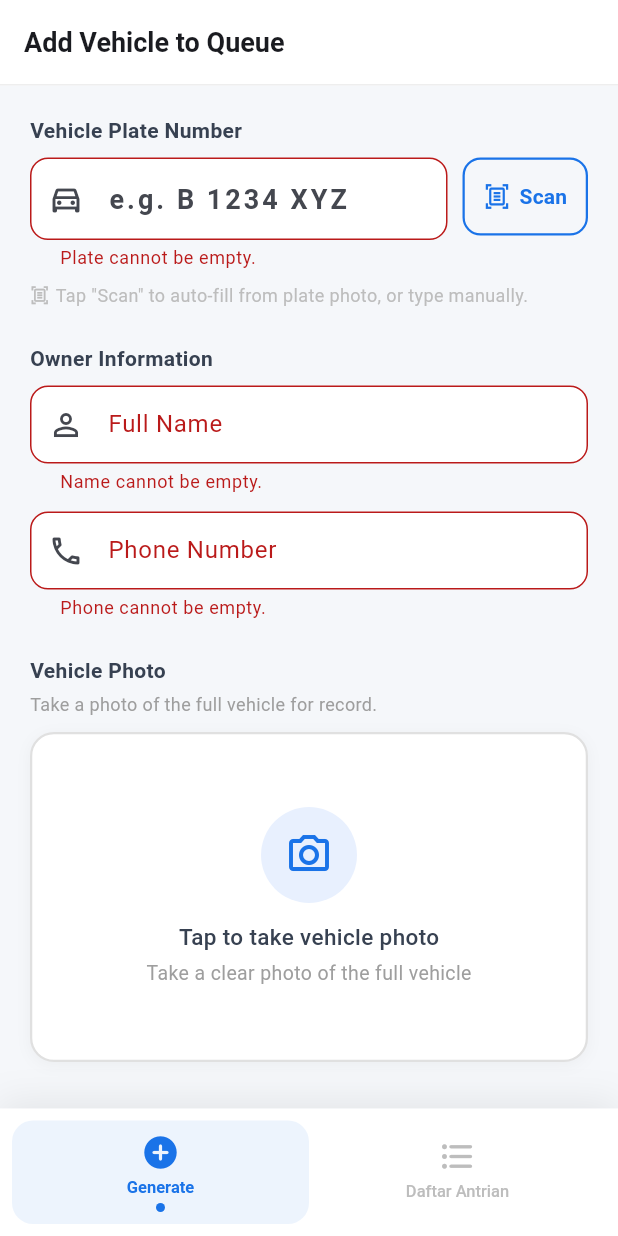
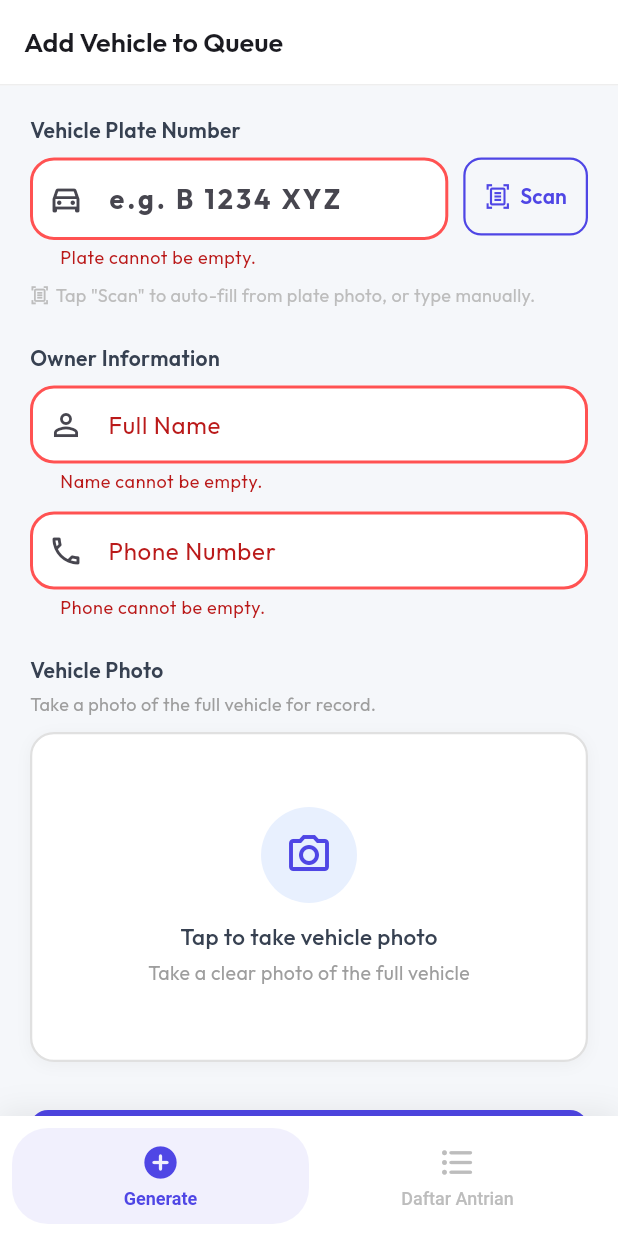
Before and after one commit to Tento03/showroom-queue-system, a Flutter app: the screen it shows after launch, after a tap on "Add to Queue", on a phone screen of 412 x 824 dp. Run offline on Flutter 3.47's test engine with Material 3 defaults, Android fonts, the phone set to English and light mode, and no system bars; our stand-ins replace dio, google_fonts, image_picker; missing offline and left inert: google_mlkit_text_recognition; network calls fail.

Commit message:
style: update color scheme to Premium Indigo and enhance UI elements feat: add google_fonts and flutter_animate dependencies

```diff
--- a/mobile/vehicle_queue_app/lib/features/queue/pages/create_queue_page.dart
+++ b/mobile/vehicle_queue_app/lib/features/queue/pages/create_queue_page.dart
@@ -181,7 +181,7 @@ class _CreateQueuePageState extends State<CreateQueuePage> {
                   fontSize: 32,
                   fontWeight: FontWeight.w800,
                   letterSpacing: 4,
-                  color: Color(0xFF1A73E8),
+                  color: Color(0xFF4F46E5),
                 ),
               ),
             ),
@@ -191,7 +191,7 @@ class _CreateQueuePageState extends State<CreateQueuePage> {
               child: FilledButton(
                 onPressed: () => Navigator.of(context).pop(),
                 style: FilledButton.styleFrom(
-                  backgroundColor: const Color(0xFF1A73E8),
+                  backgroundColor: const Color(0xFF4F46E5),
                   shape: RoundedRectangleBorder(
                     borderRadius: BorderRadius.circular(10),
                   ),
@@ -412,8 +412,8 @@ class _PlateInputRow extends StatelessWidget {
           child: OutlinedButton(
             onPressed: isScanning ? null : onScanTap,
             style: OutlinedButton.styleFrom(
-              foregroundColor: const Color(0xFF1A73E8),
-              side: const BorderSide(color: Color(0xFF1A73E8), width: 1.5),
+              foregroundColor: const Color(0xFF4F46E5),
+              side: const BorderSide(color: Color(0xFF4F46E5), width: 1.5),
               shape: RoundedRectangleBorder(
                 borderRadius: BorderRadius.circular(12),
               ),
@@ -425,7 +425,7 @@ class _PlateInputRow extends StatelessWidget {
                     height: 18,
                     child: CircularProgressIndicator(
                       strokeWidth: 2,
-                      color: Color(0xFF1A73E8),
+                      color: Color(0xFF4F46E5),
                     ),
                   )
                 : const Row(
@@ -494,25 +494,25 @@ class _OcrBadge extends StatelessWidget {
       decoration: BoxDecoration(
         color: const Color(0xFFE8F0FE),
         borderRadius: BorderRadius.circular(20),
-        border: Border.all(color: const Color(0xFF1A73E8).withOpacity(0.4)),
+        border: Border.all(color: const Color(0xFF4F46E5).withOpacity(0.4)),
       ),
       child: Row(
         mainAxisSize: MainAxisSize.min,
         children: [
-          const Icon(Icons.auto_fix_high, size: 12, color: Color(0xFF1A73E8)),
+          const Icon(Icons.auto_fix_high, size: 12, color: Color(0xFF4F46E5)),
           const SizedBox(width: 4),
           const Text(
             'OCR',
             style: TextStyle(
               fontSize: 11,
               fontWeight: FontWeight.w600,
-              color: Color(0xFF1A73E8),
+              color: Color(0xFF4F46E5),
             ),
           ),
           const SizedBox(width: 4),
           GestureDetector(
             onTap: onClear,
-            child: const Icon(Icons.close, size: 12, color: Color(0xFF1A73E8)),
+            child: const Icon(Icons.close, size: 12, color: Color(0xFF4F46E5)),
           ),
         ],
       ),
@@ -580,7 +580,7 @@ class _ImagePickerCard extends StatelessWidget {
           borderRadius: BorderRadius.circular(16),
           border: Border.all(
             color: image != null
-                ? const Color(0xFF1A73E8)
+                ? const Color(0xFF4F46E5)
                 : Colors.grey.shade300,
             width: image != null ? 2 : 1.5,
           ),
@@ -650,7 +650,7 @@ class _ImagePickerCard extends StatelessWidget {
           child: const Icon(
             Icons.camera_alt_outlined,
             size: 32,
-            color: Color(0xFF1A73E8),
+            color: Color(0xFF4F46E5),
           ),
         ),
         const SizedBox(height: 12),
@@ -684,7 +684,7 @@ class _SubmitButton extends StatelessWidget {
       child: FilledButton(
         onPressed: isLoading ? null : onPressed,
         style: FilledButton.styleFrom(
-          backgroundColor: const Color(0xFF1A73E8),
+          backgroundColor: const Color(0xFF4F46E5),
           shape: RoundedRectangleBorder(
             borderRadius: BorderRadius.circular(12),
           ),
--- a/mobile/vehicle_queue_app/lib/features/queue/pages/main_navigation_page.dart
+++ b/mobile/vehicle_queue_app/lib/features/queue/pages/main_navigation_page.dart
@@ -59,8 +59,8 @@ class _BottomNav extends StatelessWidget {
         boxShadow: [
           BoxShadow(
             color: Colors.black.withOpacity(0.08),
-            blurRadius: 20,
-            offset: const Offset(0, -4),
+            blurRadius: 16,
+            offset: const Offset(0, -2),
           ),
         ],
       ),
@@ -106,7 +106,7 @@ class _NavButton extends StatelessWidget {
   final bool isActive;
   final VoidCallback onTap;
 
-  static const _activeColor = Color(0xFF1A73E8);
+  static const _activeColor = Color(0xFF4F46E5);
 
   @override
   Widget build(BuildContext context) {
@@ -114,19 +114,19 @@ class _NavButton extends StatelessWidget {
       onTap: onTap,
       behavior: HitTestBehavior.opaque,
       child: AnimatedContainer(
-        duration: const Duration(milliseconds: 200),
-        curve: Curves.easeInOut,
-        padding: const EdgeInsets.symmetric(vertical: 8, horizontal: 4),
+        duration: const Duration(milliseconds: 250),
+        curve: Curves.easeOutCubic,
+        padding: const EdgeInsets.symmetric(vertical: 10, horizontal: 4),
         decoration: BoxDecoration(
           color: isActive ? _activeColor.withOpacity(0.08) : Colors.transparent,
-          borderRadius: BorderRadius.circular(14),
+          borderRadius: BorderRadius.circular(24),
         ),
         child: Column(
           mainAxisSize: MainAxisSize.min,
           children: [
             // ── Icon ──────────────────────────────────────────────────────────
             AnimatedSwitcher(
-              duration: const Duration(milliseconds: 180),
+              duration: const Duration(milliseconds: 200),
               transitionBuilder: (child, anim) =>
                   ScaleTransition(scale: anim, child: child),
               child: Icon(
@@ -141,23 +141,11 @@ class _NavButton extends StatelessWidget {
             AnimatedDefaultTextStyle(
               duration: const Duration(milliseconds: 200),
               style: TextStyle(
-                fontSize: 11,
+                fontSize: 12,
                 fontWeight: isActive ? FontWeight.w700 : FontWeight.w500,
                 color: isActive ? _activeColor : Colors.grey.shade400,
               ),
               child: Text(item.label, textAlign: TextAlign.center),
-            ),
-
-            // ── Active Dot Indicator ──────────────────────────────────────────
-            const SizedBox(height: 4),
-            AnimatedContainer(
-              duration: const Duration(milliseconds: 200),
-              width: isActive ? 6 : 0,
-              height: isActive ? 6 : 0,
-              decoration: const BoxDecoration(
-                color: _activeColor,
-                shape: BoxShape.circle,
-              ),
             ),
           ],
         ),
--- a/mobile/vehicle_queue_app/lib/features/queue/pages/queue_list_page.dart
+++ b/mobile/vehicle_queue_app/lib/features/queue/pages/queue_list_page.dart
@@ -73,7 +73,7 @@ class _QueueListPageState extends State<QueueListPage> {
         child: Column(
           mainAxisSize: MainAxisSize.min,
           children: [
-            CircularProgressIndicator(color: Color(0xFF1A73E8)),
+            CircularProgressIndicator(color: Color(0xFF4F46E5)),
             SizedBox(height: 16),
             Text(
               'Memuat daftar antrian...',
@@ -120,7 +120,7 @@ class _QueueListPageState extends State<QueueListPage> {
                 icon: const Icon(Icons.refresh_rounded, size: 18),
                 label: const Text('Coba Lagi'),
                 style: FilledButton.styleFrom(
-                  backgroundColor: const Color(0xFF1A73E8),
+                  backgroundColor: const Color(0xFF4F46E5),
                   shape: RoundedRectangleBorder(
                     borderRadius: BorderRadius.circular(10),
                   ),
@@ -146,7 +146,7 @@ class _QueueListPageState extends State<QueueListPage> {
               child: const Icon(
                 Icons.format_list_bulleted_rounded,
                 size: 40,
-                color: Color(0xFF1A73E8),
+                color: Color(0xFF4F46E5),
               ),
             ),
             const SizedBox(height: 16),
@@ -166,7 +166,7 @@ class _QueueListPageState extends State<QueueListPage> {
 
     return RefreshIndicator(
       onRefresh: _fetchQueues,
-      color: const Color(0xFF1A73E8),
+      color: const Color(0xFF4F46E5),
       child: ListView.separated(
         padding: const EdgeInsets.all(16),
         itemCount: _queues.length,
@@ -217,7 +217,7 @@ class _QueueCard extends StatelessWidget {
               height: 56,
               decoration: BoxDecoration(
                 gradient: const LinearGradient(
-                  colors: [Color(0xFF1A73E8), Color(0xFF0D47A1)],
+                  colors: [Color(0xFF4F46E5), Color(0xFF3730A3)],
                   begin: Alignment.topLeft,
                   end: Alignment.bottomRight,
                 ),
--- a/mobile/vehicle_queue_app/lib/main.dart
+++ b/mobile/vehicle_queue_app/lib/main.dart
@@ -1,4 +1,5 @@
 import 'package:flutter/material.dart';
+import 'package:google_fonts/google_fonts.dart';
 import 'package:vehicle_queue_app/features/queue/pages/main_navigation_page.dart';
 
 void main(List<String> args) {
@@ -15,15 +16,35 @@ class MyApp extends StatelessWidget {
       debugShowCheckedModeBanner: false,
       theme: ThemeData(
         colorScheme: ColorScheme.fromSeed(
-          seedColor: const Color(0xFF1A73E8),
+          seedColor: const Color(0xFF4F46E5), // Premium Indigo
           brightness: Brightness.light,
         ),
         useMaterial3: true,
+        textTheme: GoogleFonts.outfitTextTheme(
+          Theme.of(context).textTheme,
+        ),
         inputDecorationTheme: InputDecorationTheme(
-          border: OutlineInputBorder(borderRadius: BorderRadius.circular(12)),
+          filled: true,
+          fillColor: Colors.white,
+          border: OutlineInputBorder(
+            borderRadius: BorderRadius.circular(16),
+            borderSide: BorderSide.none,
+          ),
+          enabledBorder: OutlineInputBorder(
+            borderRadius: BorderRadius.circular(16),
+            borderSide: BorderSide.none,
+          ),
+          focusedBorder: OutlineInputBorder(
+            borderRadius: BorderRadius.circular(16),
+            borderSide: const BorderSide(color: Color(0xFF4F46E5), width: 2),
+          ),
+          errorBorder: OutlineInputBorder(
+            borderRadius: BorderRadius.circular(16),
+            borderSide: const BorderSide(color: Colors.redAccent, width: 2),
+          ),
           contentPadding: const EdgeInsets.symmetric(
             horizontal: 16,
-            vertical: 14,
+            vertical: 16,
           ),
         ),
       ),
--- a/mobile/vehicle_queue_app/pubspec.yaml
+++ b/mobile/vehicle_queue_app/pubspec.yaml
@@ -43,6 +43,8 @@ dependencies:
   path_provider: ^2.1.1
   flutter_secure_storage: ^9.0.0
   google_mlkit_text_recognition: ^0.13.0
+  google_fonts: ^8.2.1
+  flutter_animate: ^4.5.2
 
 dev_dependencies:
   flutter_test:
```
Also changed, not shown: mobile/vehicle_queue_app/pubspec.lock.
